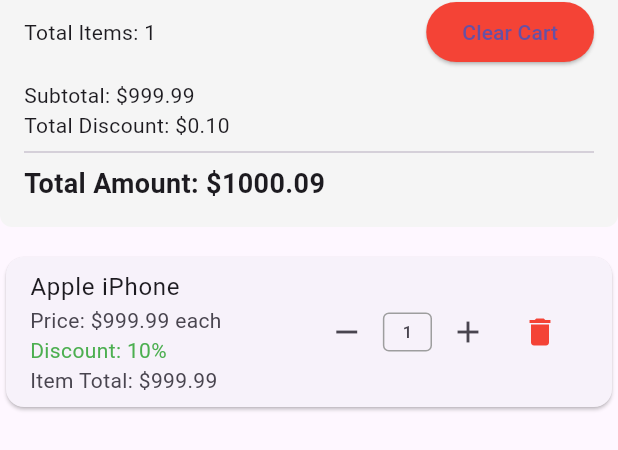
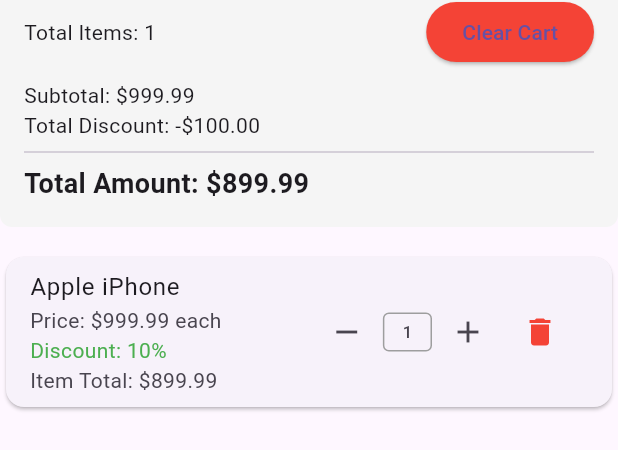
Before and after one commit to AbdoGKash/flutter_testing, a Flutter app: the ShoppingCart widget shown alone on an empty page, opened directly, after a tap on "Add iPhone", on a phone screen of 412 x 824 dp. Shown: the part 196-646 px from the top of the screen. Run offline on Flutter 3.47's test engine with Material 3 defaults, Android fonts, the phone set to English and light mode, and no system bars.

Commit message:
Fix duplicate item handling to update quantity instead of creating new entries , Correct discount and total calculations

```diff
--- a/lib/widgets/shopping_cart.dart
+++ b/lib/widgets/shopping_cart.dart
@@ -28,12 +28,16 @@ class _ShoppingCartState extends State<ShoppingCart> {
 
   void addItem(String id, String name, double price, {double discount = 0.0}) {
     setState(() {
-      _items.add(
-        CartItem(id: id, name: name, price: price, discount: discount),
-      );
+      final index = _items.indexWhere((item) => item.id == id);
+      if (index != -1) {
+        _items[index].quantity += 1;
+      } else {
+        _items.add(
+          CartItem(id: id, name: name, price: price, discount: discount),
+        );
+      }
     });
   }
-
 
   void removeItem(String id) {
     setState(() {
@@ -61,23 +65,18 @@ class _ShoppingCartState extends State<ShoppingCart> {
   }
 
   double get subtotal {
-    double total = 0;
-    for (var item in _items) {
-      total += item.price * item.quantity;
-    }
-    return total;
+    return _items.fold(0.0, (sum, item) => sum + (item.price * item.quantity));
   }
 
   double get totalDiscount {
-    double discount = 0;
-    for (var item in _items) {
-      discount += item.discount * item.quantity;
-    }
-    return discount;
+    return _items.fold(
+      0.0,
+      (sum, item) => sum + (item.price * item.discount * item.quantity),
+    );
   }
 
   double get totalAmount {
-    return subtotal + totalDiscount;
+    return subtotal - totalDiscount;
   }
 
   int get totalItems {
@@ -113,7 +112,6 @@ class _ShoppingCartState extends State<ShoppingCart> {
           ],
         ),
         const SizedBox(height: 16),
-
         Container(
           padding: const EdgeInsets.all(16),
           decoration: BoxDecoration(
@@ -138,7 +136,7 @@ class _ShoppingCartState extends State<ShoppingCart> {
               ),
               const SizedBox(height: 8),
               Text('Subtotal: \$${subtotal.toStringAsFixed(2)}'),
-              Text('Total Discount: \$${totalDiscount.toStringAsFixed(2)}'),
+              Text('Total Discount: -\$${totalDiscount.toStringAsFixed(2)}'),
               const Divider(),
               Text(
                 'Total Amount: \$${totalAmount.toStringAsFixed(2)}',
@@ -151,16 +149,18 @@ class _ShoppingCartState extends State<ShoppingCart> {
           ),
         ),
         const SizedBox(height: 16),
-
         _items.isEmpty
             ? const Center(child: Text('Cart is empty'))
             : ListView.builder(
-                physics: NeverScrollableScrollPhysics(),
+                physics: const NeverScrollableScrollPhysics(),
                 shrinkWrap: true,
                 itemCount: _items.length,
                 itemBuilder: (context, index) {
                   final item = _items[index];
                   final itemTotal = item.price * item.quantity;
+                  final itemDiscount =
+                      item.price * item.discount * item.quantity;
+                  final finalItemTotal = itemTotal - itemDiscount;
 
                   return Card(
                     child: ListTile(
@@ -176,7 +176,9 @@ class _ShoppingCartState extends State<ShoppingCart> {
                               'Discount: ${(item.discount * 100).toStringAsFixed(0)}%',
                               style: const TextStyle(color: Colors.green),
                             ),
-                          Text('Item Total: \$${itemTotal.toStringAsFixed(2)}'),
+                          Text(
+                            'Item Total: \$${finalItemTotal.toStringAsFixed(2)}',
+                          ),
                         ],
                       ),
                       trailing: Row(
```
